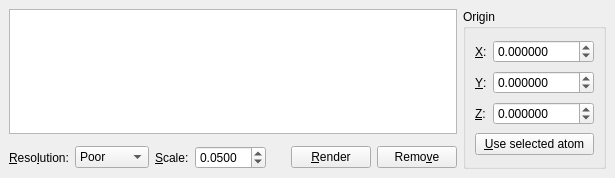
Above: ui/tensorviswidget.ui from mapleyustat/TensorVis before the change. Below: the same form after it.
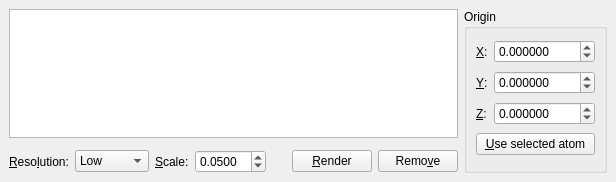
That is the form after the change. Custom widgets are drawn as their Qt base class.

Commit message: More improvements to normal calculations. Normals are set per quad now, and then averaged on a per-point basis.

What changed in the file:
```diff
--- a/ui/tensorviswidget.ui
+++ b/ui/tensorviswidget.ui
@@ -6,8 +6,8 @@
    <rect>
     <x>0</x>
     <y>0</y>
-    <width>615</width>
-    <height>178</height>
+    <width>616</width>
+    <height>182</height>
    </rect>
   </property>
   <property name="windowTitle">
@@ -140,6 +140,9 @@
     </item>
     <item row="2" column="1">
      <widget class="QComboBox" name="combo_resolution">
+      <property name="currentIndex">
+       <number>1</number>
+      </property>
       <item>
        <property name="text">
         <string>Poor</string>
@@ -210,6 +213,19 @@
       </property>
      </widget>
     </item>
+    <item row="3" column="0">
+     <spacer name="verticalSpacer">
+      <property name="orientation">
+       <enum>Qt::Vertical</enum>
+      </property>
+      <property name="sizeHint" stdset="0">
+       <size>
+        <width>20</width>
+        <height>40</height>
+       </size>
+      </property>
+     </spacer>
+    </item>
    </layout>
   </widget>
  </widget>
```
The commit also changes 1 other file.
